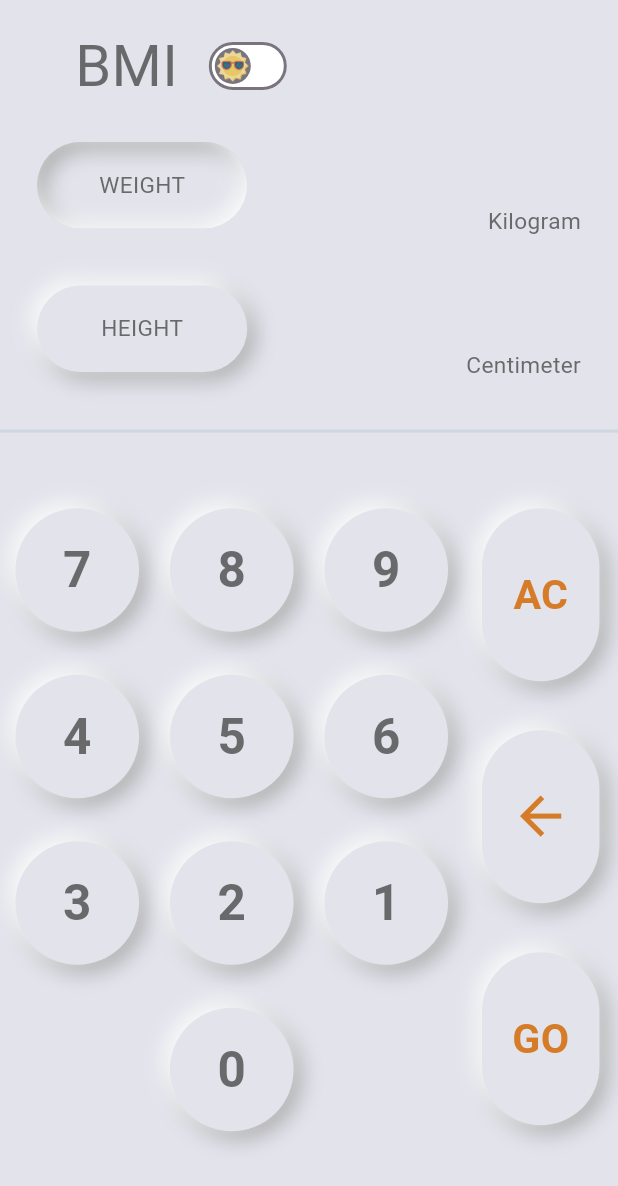
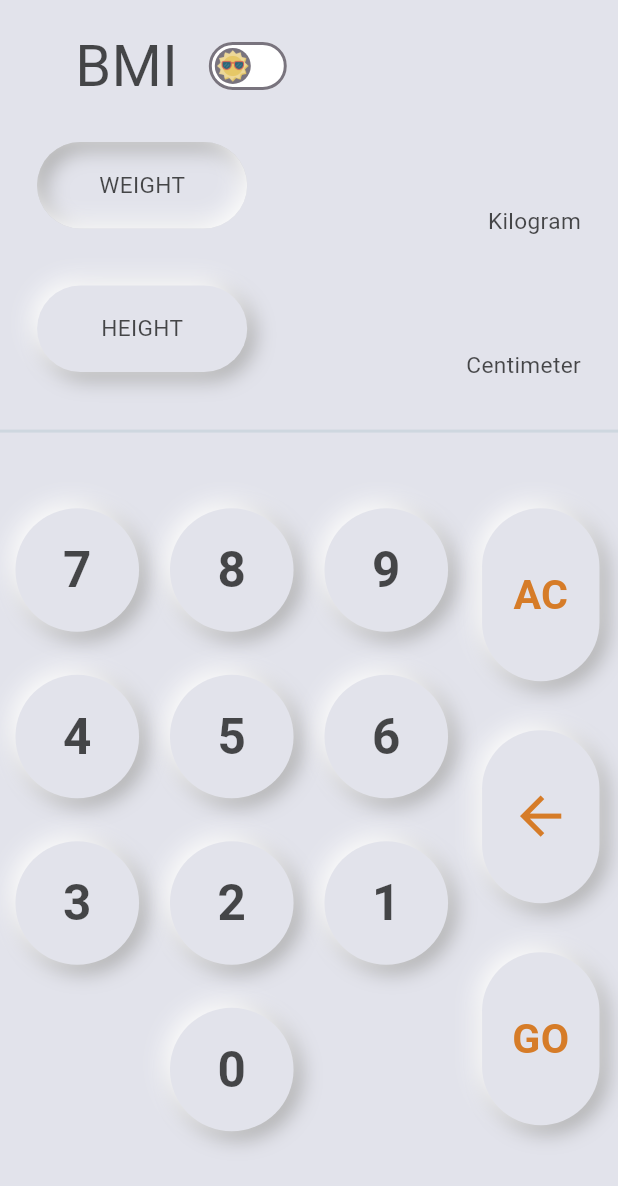
Before and after one commit to alimasudd/flutter-bmi-calc, a Flutter app: the screen it shows after launch, on a phone screen of 412 x 824 dp. Shown: the top 1186 px of the screen. Run offline on Flutter 3.47's test engine with Material 3 defaults, Android fonts, the phone set to English and light mode, and no system bars; our stand-ins replace flutter_inset_box_shadow, shared_preferences, sizer.

Commit message:
modified primaryColor in colors.dart constant

```diff
--- a/lib/constants/colors.dart
+++ b/lib/constants/colors.dart
@@ -6,7 +6,7 @@ class AppColors {
 
   static const Color bgColor = Color(0xffe2e3eb);
   static const Color darkBgColor = Color(0xff1b1d37);
-  static const Color primaryColor = Color(0xC3444444);
+  static const Color primaryColor = Color(0xC3141414);
   static const Color secondaryColor = Color(0xFFD67C28);
 
 
```
